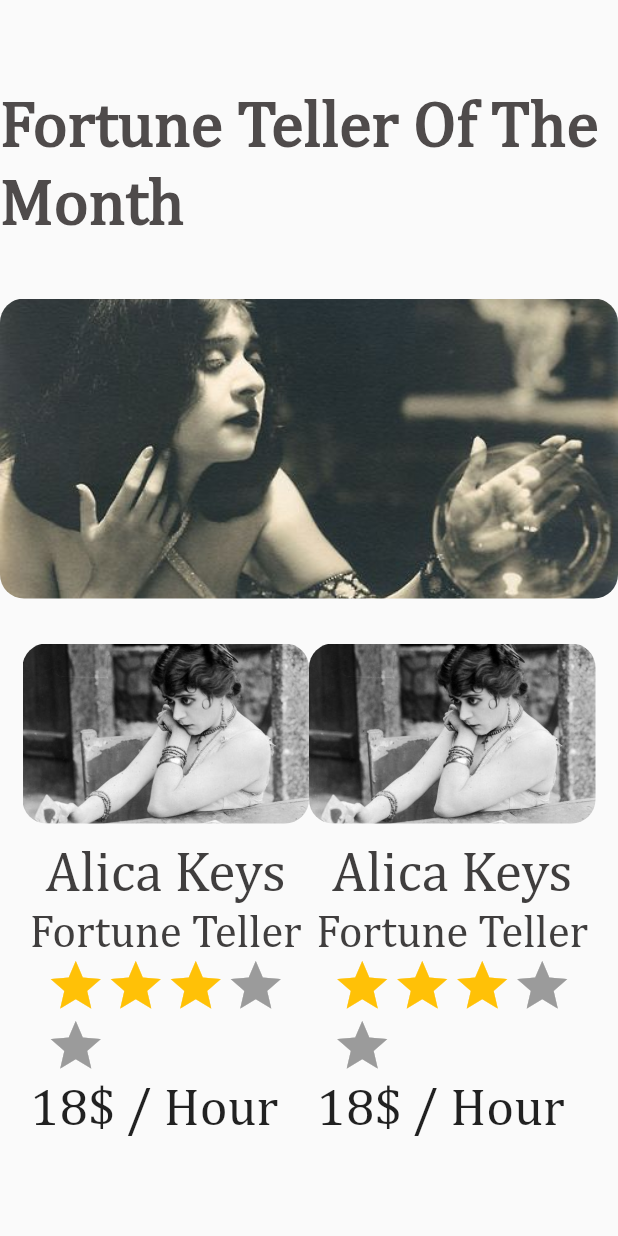
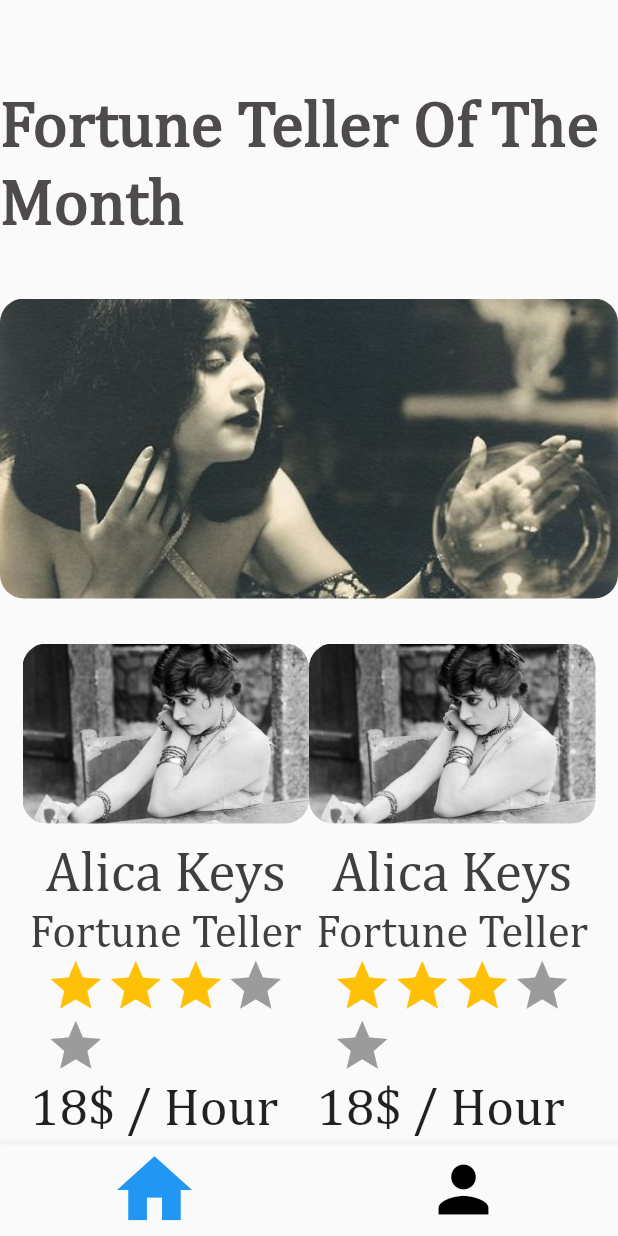
Before and after one commit to harveyyjones/Buddha, a Flutter app: the HomeScreen screen opened directly, on a phone screen of 412 x 824 dp. Run offline on Flutter 3.47's test engine with Material 2 defaults, Android fonts, the light colour scheme and no system bars; drawn by our look-alikes of flutter_rating_bar; our stand-ins replace cool_alert, firebase_auth, flutter_screenutil, font_awesome_flutter, google_fonts; accounts and stored records are empty.

Commit message:
home screen

```diff
--- /dev/null
+++ b/lib/UI Helpers/bottom_bar.dart
@@ -0,0 +1,51 @@
+import 'package:flutter/material.dart';
+import 'package:flutter/src/widgets/container.dart';
+import 'package:flutter/src/widgets/framework.dart';
+
+import '../UI/home_screen.dart';
+
+class BottomBar extends StatefulWidget {
+  const BottomBar({super.key});
+
+  @override
+  State<BottomBar> createState() => _BottomBarState();
+}
+
+class _BottomBarState extends State<BottomBar> {
+    var _index = 0;
+
+  @override
+  Widget build(BuildContext context) {
+    return Container(child:  BottomNavigationBar(
+          selectedFontSize: 0,
+          currentIndex: _index,
+          onTap: (value) {
+            _index = value;
+            setState(() {});
+          },
+          items: [
+            BottomNavigationBarItem(
+                activeIcon: Icon(
+                  Icons.home,
+                  size: 60,
+                ),
+                label: "Home",
+                icon: Icon(
+                  size: 50,
+                  Icons.home,
+                  color: Colors.black,
+                )),
+            BottomNavigationBarItem(
+                activeIcon: Icon(
+                  Icons.person,
+                  size: 60,
+                ),
+                label: "Settings",
+                icon: Icon(
+                  size: 50,
+                  Icons.person,
+                  color: Colors.black,
+                )),
+          ]),);
+  }
+}
--- a/lib/UI/home_screen.dart
+++ b/lib/UI/home_screen.dart
@@ -1,3 +1,4 @@
+import 'package:buddha/UI%20Helpers/bottom_bar.dart';
 import 'package:buddha/UI%20Helpers/card_for_fotune_tellers.dart';
 import 'package:buddha/UI%20Helpers/constants.dart';
 import 'package:flutter/material.dart';
@@ -13,9 +14,8 @@ class _HomeScreenState extends State<HomeScreen> {
   @override
   Widget build(BuildContext context) {
     return Scaffold(
-      body: Container(
-        //   color: Colors.amber,
-        child: Column(
+      bottomNavigationBar: BottomBar(),
+      body: Column(
         children: [
           Padding(
             padding: const EdgeInsets.only(
@@ -42,11 +42,9 @@ class _HomeScreenState extends State<HomeScreen> {
                     // TODO: Firebase'den yüksek puanlı olanlar arasından random çekilecek.
                     image: AssetImage("assetss/fortuneteller.jpg"))),
           ),
-
-            SizedBox(
+          const SizedBox(
             height: 30,
           ),
-
           Padding(
             padding: const EdgeInsets.only(
               left: 15,
@@ -56,22 +54,19 @@ class _HomeScreenState extends State<HomeScreen> {
               width: screenWidth / 1,
               height: screenlHeight / 1.6,
               child: GridView.builder(
+                itemBuilder: (BuildContext context, int index) {
+                  return CardForFortuneTellers();
+                },
                 gridDelegate: const SliverGridDelegateWithFixedCrossAxisCount(
                   mainAxisExtent: 500,
                   mainAxisSpacing: 0, //screenlHeight / 20,
                   crossAxisCount: 2,
                 ),
                 itemCount: 10,
-                  itemBuilder: (BuildContext context, int index) {
-                    return CardForFortuneTellers();
-                  },
               ),
             ),
           )
-
-            //CardForFortuneTellers()
         ],
-        ),
       ),
     );
   }
```
Lines whose indentation alone changed are shown as unchanged.
